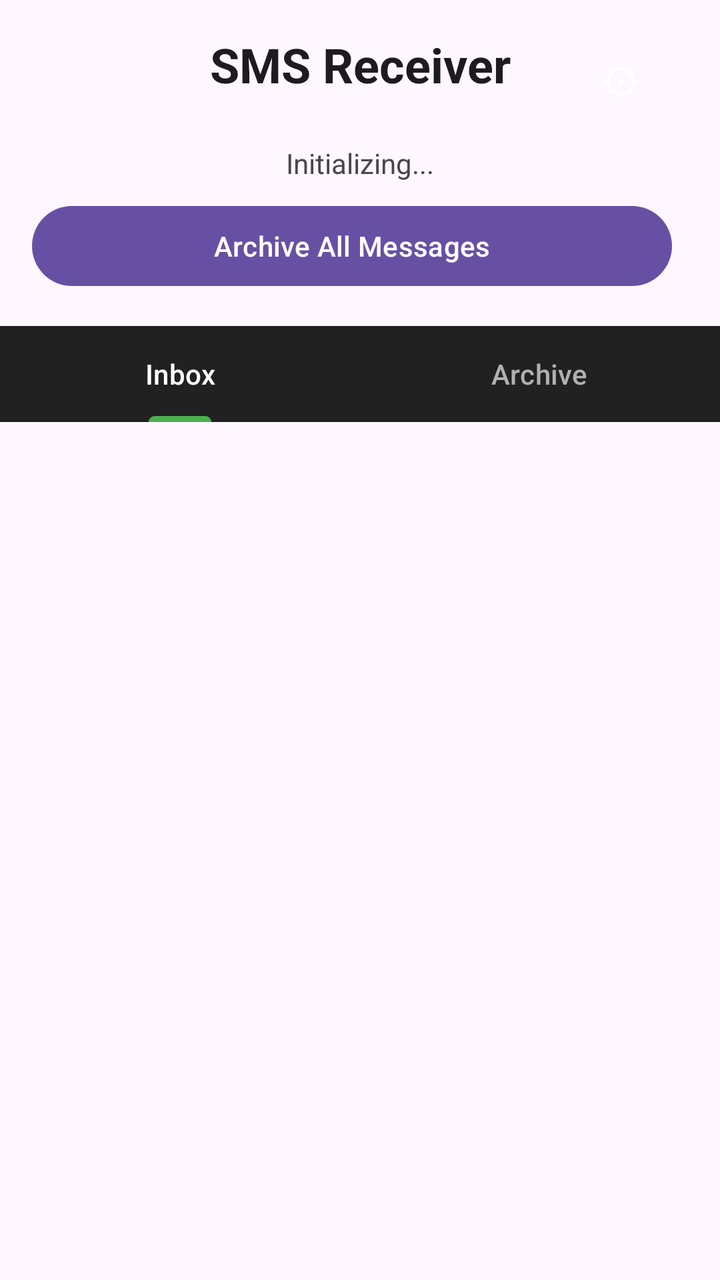
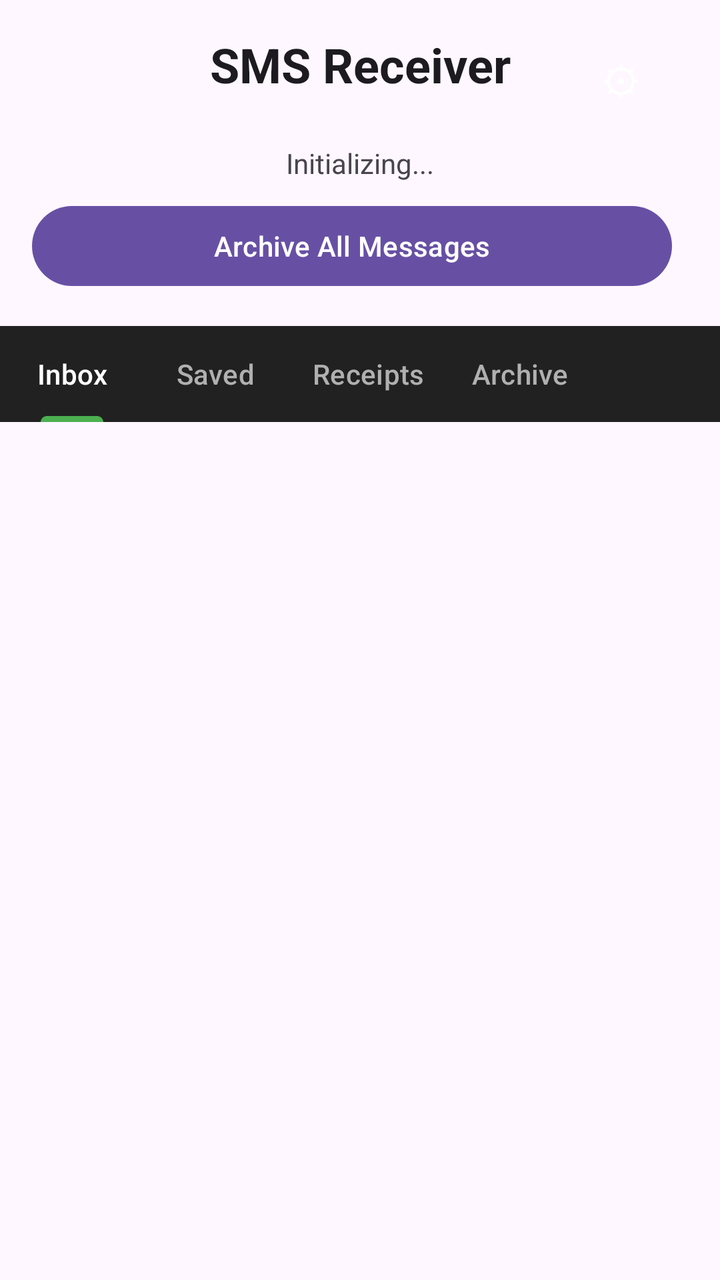

Screens rendered from an Android XML layout before and after an edit, with the pre-edit source and the edit as a unified diff.
<!-- AndroidManifest.xml: application theme Theme.Material3.DayNight -->
<!-- res/layout/activity_main.xml -->
<?xml version="1.0" encoding="utf-8"?>
<LinearLayout xmlns:android="http://schemas.android.com/apk/res/android"
    xmlns:app="http://schemas.android.com/apk/res-auto"
    android:layout_width="match_parent"
    android:layout_height="match_parent"
    android:orientation="vertical">

    <LinearLayout
        android:layout_width="match_parent"
        android:layout_height="wrap_content"
        android:orientation="vertical"
        android:padding="16dp">

        <RelativeLayout
            android:layout_width="match_parent"
            android:layout_height="wrap_content"
            android:paddingBottom="8dp">

            <TextView
                android:id="@+id/titleText"
                android:layout_width="match_parent"
                android:layout_height="wrap_content"
                android:text="@string/app_name"
                android:textSize="24sp"
                android:textStyle="bold"
                android:textColor="?android:attr/textColorPrimary"
                android:gravity="center" />

            <Button
                android:id="@+id/settingsButton"
                android:layout_width="wrap_content"
                android:layout_height="wrap_content"
                android:layout_alignParentEnd="true"
                android:text="⚙"
                android:textSize="20sp"
                style="?android:attr/borderlessButtonStyle"
                android:minWidth="48dp"
                android:minHeight="48dp" />

        </RelativeLayout>

        <TextView
            android:id="@+id/statusText"
            android:layout_width="match_parent"
            android:layout_height="wrap_content"
            android:text="Initializing..."
            android:textSize="14sp"
            android:textColor="?android:attr/textColorSecondary"
            android:gravity="center"
            android:paddingBottom="8dp" />

        <LinearLayout
            android:layout_width="match_parent"
            android:layout_height="wrap_content"
            android:orientation="horizontal">

            <Button
                android:id="@+id/clearButton"
                android:layout_width="0dp"
                android:layout_height="wrap_content"
                android:layout_weight="1"
                android:text="Archive All Messages"
                android:layout_marginEnd="8dp" />

            <Button
                android:id="@+id/deleteButton"
                android:layout_width="0dp"
                android:layout_height="wrap_content"
                android:layout_weight="1"
                android:text="Delete Selected"
                android:visibility="gone"
                android:backgroundTint="#F44336" />

        </LinearLayout>

    </LinearLayout>

    <com.google.android.material.tabs.TabLayout
        android:id="@+id/tabLayout"
        android:layout_width="match_parent"
        android:layout_height="wrap_content"
        android:background="#212121"
        app:tabTextColor="#B0B0B0"
        app:tabSelectedTextColor="#FFFFFF"
        app:tabIndicatorColor="#4CAF50">

        <com.google.android.material.tabs.TabItem
            android:layout_width="wrap_content"
            android:layout_height="wrap_content"
            android:text="Inbox" />

        <com.google.android.material.tabs.TabItem
            android:layout_width="wrap_content"
            android:layout_height="wrap_content"
            android:text="Archive" />

    </com.google.android.material.tabs.TabLayout>

    <androidx.recyclerview.widget.RecyclerView
        android:id="@+id/recyclerView"
        android:layout_width="match_parent"
        android:layout_height="0dp"
        android:layout_weight="1"
        android:clipToPadding="false"
        android:padding="8dp" />

</LinearLayout>
<!-- resources referenced by this layout -->
<resources>
  <string name="app_name">SMS Receiver</string>
</resources>

<!-- the commit's change to res/layout/activity_main.xml (unified diff, before → after) -->
@@ -82,12 +82,24 @@
         android:background="#212121"
         app:tabTextColor="#B0B0B0"
         app:tabSelectedTextColor="#FFFFFF"
-        app:tabIndicatorColor="#4CAF50">
+        app:tabIndicatorColor="#4CAF50"
+        app:tabMode="scrollable"
+        app:tabMaxWidth="0dp">
 
         <com.google.android.material.tabs.TabItem
             android:layout_width="wrap_content"
             android:layout_height="wrap_content"
             android:text="Inbox" />
+
+        <com.google.android.material.tabs.TabItem
+            android:layout_width="wrap_content"
+            android:layout_height="wrap_content"
+            android:text="Saved" />
+
+        <com.google.android.material.tabs.TabItem
+            android:layout_width="wrap_content"
+            android:layout_height="wrap_content"
+            android:text="Receipts" />
 
         <com.google.android.material.tabs.TabItem
             android:layout_width="wrap_content"
